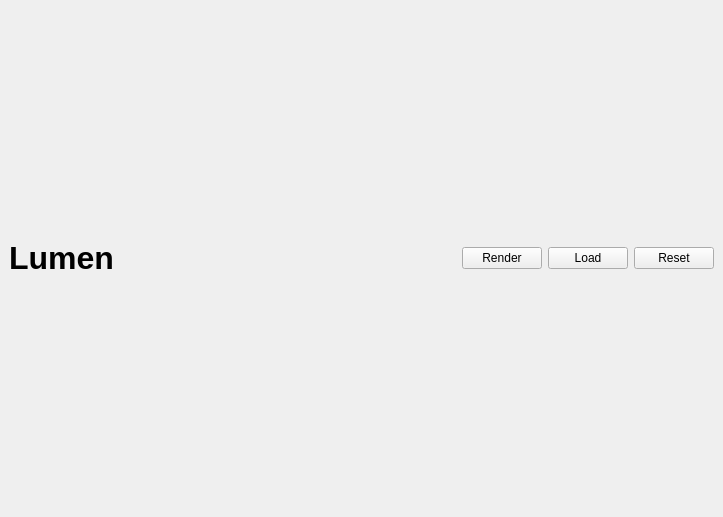
Above: ui/LumenMainWindow.ui from Eual11/Lumen before the change. Below: the same form after it.
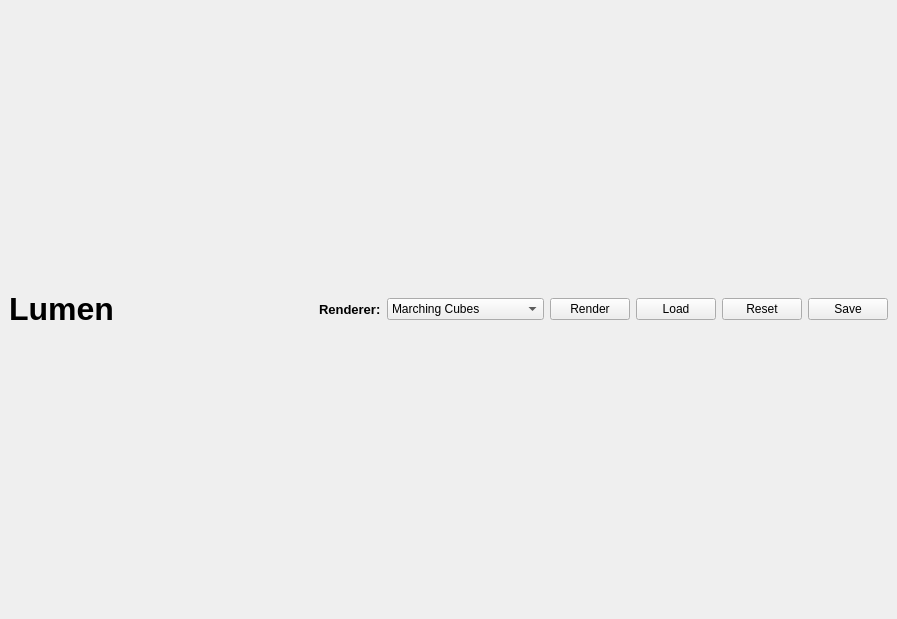
That is the form after the change.

Commit message: Add: renderer select and save to obj

The edit to the form file:
```diff
--- a/ui/LumenMainWindow.ui
+++ b/ui/LumenMainWindow.ui
@@ -6,8 +6,8 @@
    <rect>
     <x>0</x>
     <y>0</y>
-    <width>723</width>
-    <height>517</height>
+    <width>897</width>
+    <height>619</height>
    </rect>
   </property>
   <property name="sizePolicy">
@@ -67,6 +67,43 @@
         </property>
        </spacer>
       </item>
+      <item>
+       <widget class="QLabel" name="label_2">
+        <property name="font">
+         <font>
+          <pointsize>10</pointsize>
+          <bold>true</bold>
+         </font>
+        </property>
+        <property name="text">
+         <string>Renderer:</string>
+        </property>
+       </widget>
+      </item>
+      <item>
+       <widget class="QComboBox" name="rendererSelect">
+        <item>
+         <property name="text">
+          <string>Marching Cubes</string>
+         </property>
+        </item>
+        <item>
+         <property name="text">
+          <string>Flying Edges</string>
+         </property>
+        </item>
+        <item>
+         <property name="text">
+          <string>CPU volume raycasting</string>
+         </property>
+        </item>
+        <item>
+         <property name="text">
+          <string>GPU volume raycasting</string>
+         </property>
+        </item>
+       </widget>
+      </item>
       <item>
        <widget class="QPushButton" name="renderBtn">
         <property name="text">
@@ -88,6 +125,13 @@
         </property>
        </widget>
       </item>
+      <item>
+       <widget class="QPushButton" name="saveObjBtn">
+        <property name="text">
+         <string>Save</string>
+        </property>
+       </widget>
+      </item>
      </layout>
     </item>
     <item>
```
The commit also changes 1 other file.
